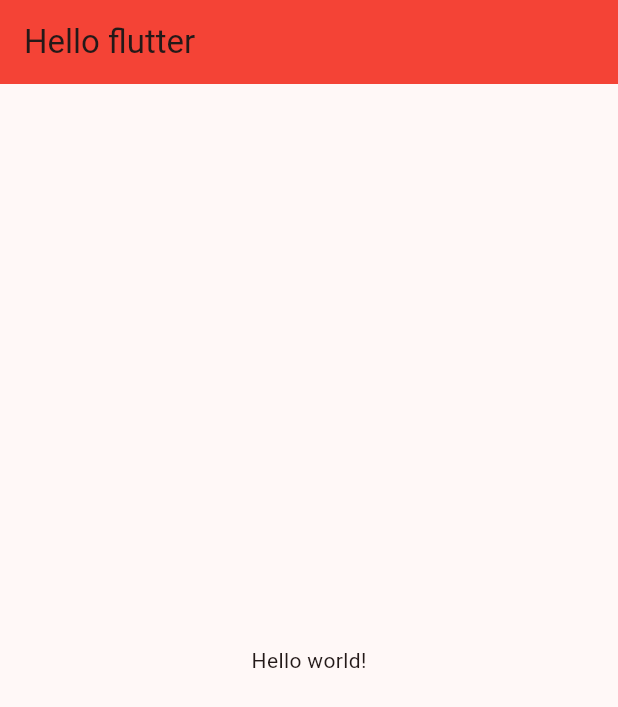
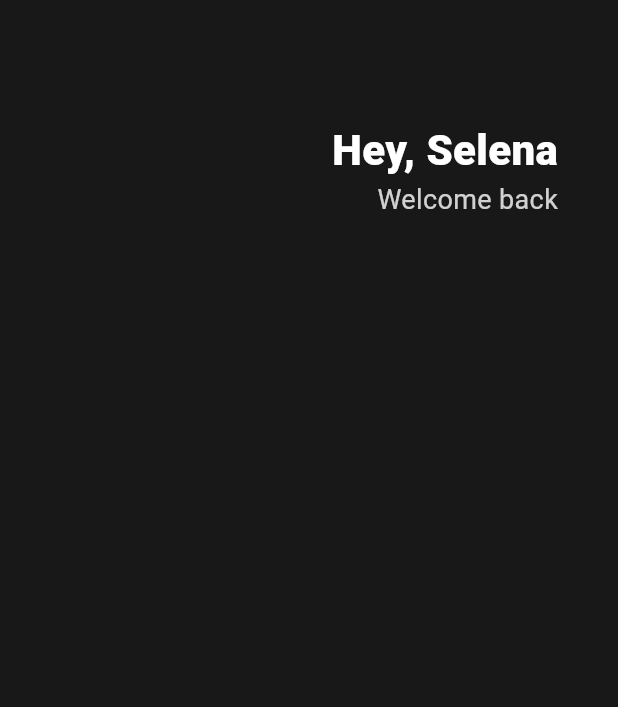
Before and after one commit to dkdkdkdk555/Toonflix_flutter, a Flutter app: the screen it shows after launch, on a phone screen of 412 x 824 dp. Shown: the top 707 px of the screen. Run offline on Flutter 3.47's test engine with Material 3 defaults, Android fonts, the phone set to English and light mode, and no system bars.

Commit message:
#3.1 Developer Tools
헤더

```diff
--- a/lib/main.dart
+++ b/lib/main.dart
@@ -21,17 +21,41 @@ class App extends StatelessWidget {
       근데 속성도 위젯인 경우가 있다. 그래서 해당 위젯의 생성자를 보며 속성을 찾고 정의해 나가자,,
      */
       home: Scaffold(
-        appBar: AppBar(
-          title: Text('Hello flutter'),
-          backgroundColor: Colors.red,
-          ),
-        body: Center(
-          child:Text('Hello world!'),
+        backgroundColor:Color(0xFF181818),
+        body: Padding( // Padding 으로 감싼 위젯에 패딩주기 위함
+          padding: EdgeInsets.symmetric(horizontal: 40), // Padding 클래스의 필수 프로퍼티
+          child: Column( // 수직구조일 경우 Column
+          children: [
+            SizedBox(
+              height: 80,
+            ),
+            Row(
+              mainAxisAlignment: MainAxisAlignment.end, // 정렬
+              children: [
+                Column(
+                  crossAxisAlignment: CrossAxisAlignment.end,
+                  children:[
+                    Text('Hey, Selena',
+                      style: TextStyle(
+                        color:Colors.white,
+                        fontSize: 28,
+                        fontWeight: FontWeight.w800, // 두께
+                        )
+                      ),
+                    Text('Welcome back',
+                      style: TextStyle(
+                        color:Colors.white.withOpacity(0.8),
+                        fontSize: 18,
+                        )
+                      ),
+                  ],
+                )
+              ],
+            )
+          ],
         ),
+        )
       ),
-      theme: ThemeData(
-        colorScheme: ColorScheme.fromSeed(seedColor: Colors.red),
-      )
     );
   }
 
```
